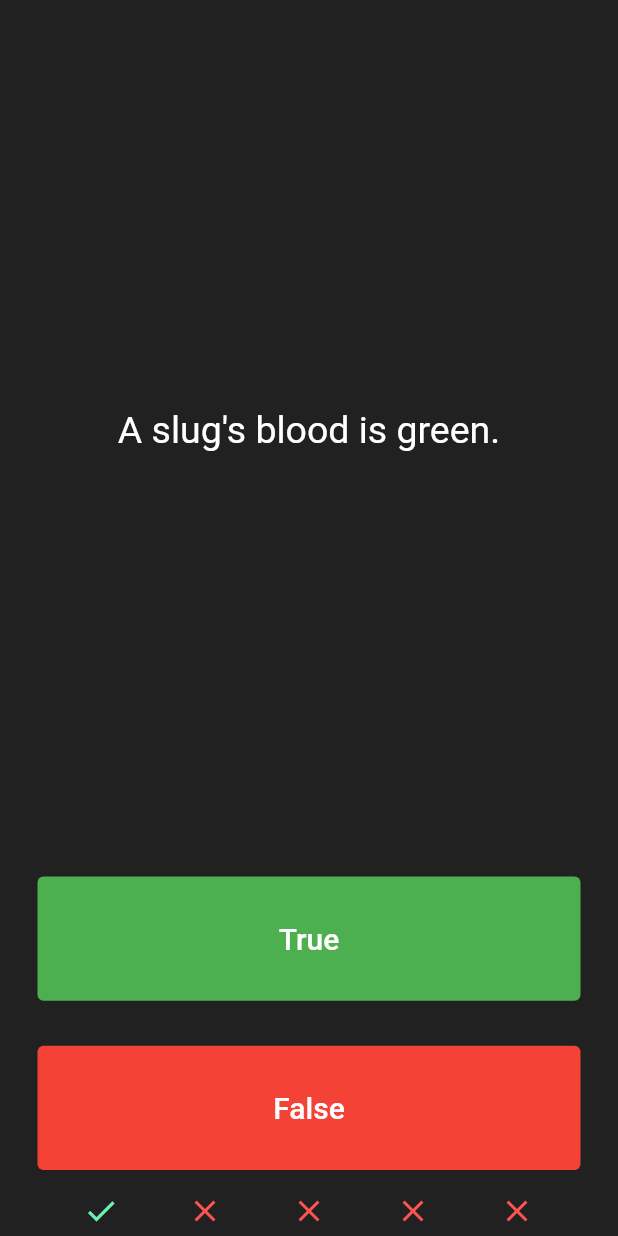
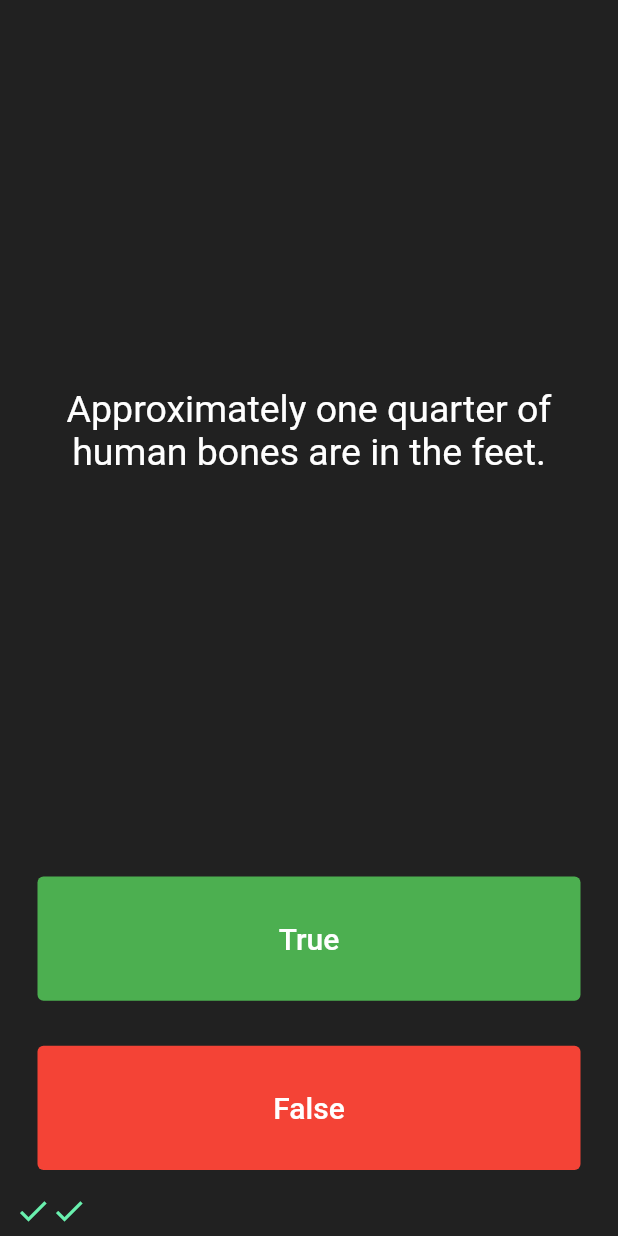
Before and after one commit to nikunjsaraf-oss/quizzler, a Flutter app: the screen it shows after launch, after a tap on "True", after a tap on "False", on a phone screen of 412 x 824 dp. Run offline on Flutter 3.47's test engine with Material 2 defaults, Android fonts, the phone set to English and light mode, and no system bars; our stand-ins replace rflutter_alert.

Commit message:
App completed

```diff
--- a/lib/main.dart
+++ b/lib/main.dart
@@ -1,6 +1,9 @@
 import 'package:flutter/material.dart';
+import 'package:rflutter_alert/rflutter_alert.dart';
 
-import './question.dart';
+import './quize_brain.dart';
+
+QuizeBrain quizeBrain = QuizeBrain();
 
 void main() => runApp(Quizzler());
 
@@ -27,22 +30,45 @@ class QuizPage extends StatefulWidget {
 }
 
 class _QuizPageState extends State<QuizPage> {
-  List<Question> questionBank = [
-    Question(
-      questionText: 'You can lead a cow down stairs but not up stairs.',
-      questionAnswer: false,
-    ),
-    Question(
-      questionText: 'Approximately one quarter of human bones are in the feet.',
-      questionAnswer: true,
-    ),
-    Question(
-      questionText: 'A slug\'s blood is green.',
-      questionAnswer: true,
-    ),
-  ];
+  List<Icon> scoreKeeper = [];
 
-  int questionNumber = 0;
+  void checkAnswer(bool userPicedAnswer) {
+    bool correctAnswer = quizeBrain.getCorrectAnswer();
+
+    setState(
+      () {
+        if (quizeBrain.isQuizeFinished()) {
+          Alert(
+            context: context,
+            type: AlertType.success,
+            title: "Finished",
+            desc: "You\'ve reached the end of quize. Press button to restart",
+          ).show();
+          quizeBrain.resetQuize();
+          scoreKeeper = [];
+        } else {
+          if (userPicedAnswer == correctAnswer) {
+            scoreKeeper.add(
+              Icon(
+                Icons.check,
+                color: Colors.greenAccent,
+              ),
+            );
+          } else {
+            scoreKeeper.add(
+              Icon(
+                Icons.close,
+                color: Colors.redAccent,
+              ),
+            );
+          }
+          //The user picked true.
+
+          quizeBrain.nextQuestion();
+        }
+      },
+    );
+  }
 
   @override
   Widget build(BuildContext context) {
@@ -56,7 +82,7 @@ class _QuizPageState extends State<QuizPage> {
             padding: EdgeInsets.all(10.0),
             child: Center(
               child: Text(
-                questionBank[questionNumber].questionText,
+                quizeBrain.getQuestion(),
                 textAlign: TextAlign.center,
                 style: TextStyle(
                   fontSize: 25.0,
@@ -82,19 +108,7 @@ class _QuizPageState extends State<QuizPage> {
                 ),
               ),
               onPressed: () {
-                bool correctAnswer = questionBank[questionNumber].questionAnswer;
-
-                if (correctAnswer) {
-                  print('Correct answer');
-                } else {
-                  print('Wrong answer!');
-                }
-                //The user picked true.
-                setState(
-                  () {
-                    questionNumber++;
-                  },
-                );
+                checkAnswer(true);
               },
             ),
           ),
@@ -115,55 +129,15 @@ class _QuizPageState extends State<QuizPage> {
                 ),
               ),
               onPressed: () {
-                bool correctAnswer = questionBank[questionNumber].questionAnswer;
-
-                if (!correctAnswer) {
-                  print('Correct answer');
-                } else {
-                  print('Wrong answer!');
-                }
-                //The user picked false.
-                setState(
-                  () {
-                    questionNumber++;
-                  },
-                );
+                checkAnswer(false);
               },
             ),
           ),
         ),
         Row(
-          mainAxisAlignment: MainAxisAlignment.spaceEvenly,
-          children: [
-            Icon(
-              Icons.check,
-              color: Colors.greenAccent,
-            ),
-            Icon(
-              Icons.close_sharp,
-              color: Colors.redAccent,
-            ),
-            Icon(
-              Icons.close_sharp,
-              color: Colors.redAccent,
-            ),
-            Icon(
-              Icons.close_sharp,
-              color: Colors.redAccent,
-            ),
-            Icon(
-              Icons.close_sharp,
-              color: Colors.redAccent,
-            ),
-          ],
+          children: scoreKeeper,
         ),
       ],
     );
   }
 }
-
-/*
-question1: 'You can lead a cow down stairs but not up stairs.', false,
-question2: 'Approximately one quarter of human bones are in the feet.', true,
-question3: 'A slug\'s blood is green.', true,
-*/
--- a/lib/question.dart
+++ b/lib/question.dart
@@ -2,8 +2,8 @@ class Question {
   String questionText;
   bool questionAnswer;
 
-  Question({
+  Question(
     this.questionText,
     this.questionAnswer,
-  });
+  );
 }
--- /dev/null
+++ b/lib/quize_brain.dart
@@ -0,0 +1,86 @@
+import 'package:quizzler/question.dart';
+
+class QuizeBrain {
+  int _questionNumber = 0;
+
+  List<Question> _questionBank = [
+    Question(
+      'Some cats are actually allergic to humans',
+      true,
+    ),
+    Question(
+      'You can lead a cow down stairs but not up stairs.',
+      false,
+    ),
+    Question(
+      'Approximately one quarter of human bones are in the feet.',
+      true,
+    ),
+    Question(
+      'A slug\'s blood is green.',
+      true,
+    ),
+    Question(
+      'Buzz Aldrin\'s mother\'s maiden name was \"Moon\".',
+      true,
+    ),
+    Question(
+      'It is illegal to pee in the Ocean in Portugal.',
+      true,
+    ),
+    Question(
+      'No piece of square dry paper can be folded in half more than 7 times.',
+      false,
+    ),
+    Question(
+      'In London, UK, if you happen to die in the House of Parliament, you are technically entitled to a state funeral, because the building is considered too sacred a place.',
+      true,
+    ),
+    Question(
+      'The loudest sound produced by any animal is 188 decibels. That animal is the African Elephant.',
+      false,
+    ),
+    Question(
+      'The total surface area of two human lungs is approximately 70 square metres.',
+      true,
+    ),
+    Question(
+      'Google was originally called \"Backrub\".',
+      true,
+    ),
+    Question(
+      'Chocolate affects a dog\'s heart and nervous system; a few ounces are enough to kill a small dog.',
+      true,
+    ),
+    Question(
+      'In West Virginia, USA, if you accidentally hit an animal with your car, you are free to take it home to eat.',
+      true,
+    ),
+  ];
+
+  void nextQuestion() {
+    if (_questionNumber < _questionBank.length - 1) {
+      _questionNumber++;
+    }
+  }
+
+  String getQuestion() {
+    return _questionBank[_questionNumber].questionText;
+  }
+
+  bool getCorrectAnswer() {
+    return _questionBank[_questionNumber].questionAnswer;
+  }
+
+  bool isQuizeFinished() {
+    if (_questionNumber >= _questionBank.length - 1) {
+      return true;
+    } else {
+      return false;
+    }
+  }
+
+  void resetQuize() {
+    _questionNumber = 0;
+  }
+}
--- a/pubspec.yaml
+++ b/pubspec.yaml
@@ -23,6 +23,7 @@ environment:
 dependencies:
   flutter:
     sdk: flutter
+  rflutter_alert: ^2.0.2
 
 
   # The following adds the Cupertino Icons font to your application.
```
Also changed, not shown: pubspec.lock, 5 other files.
